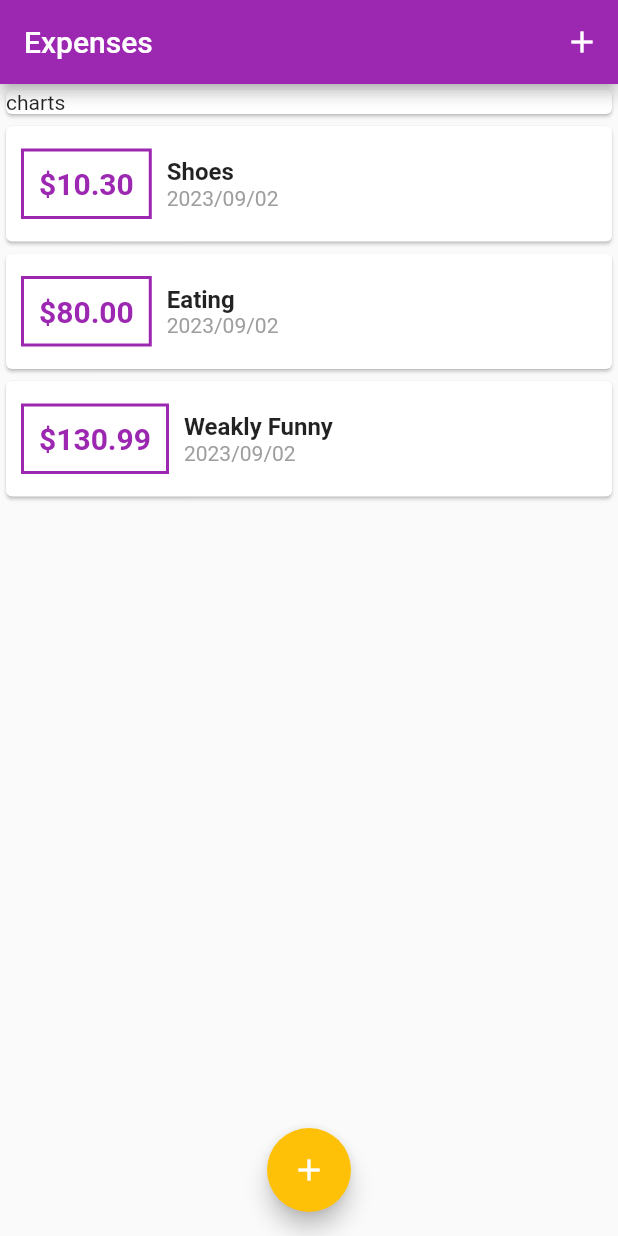
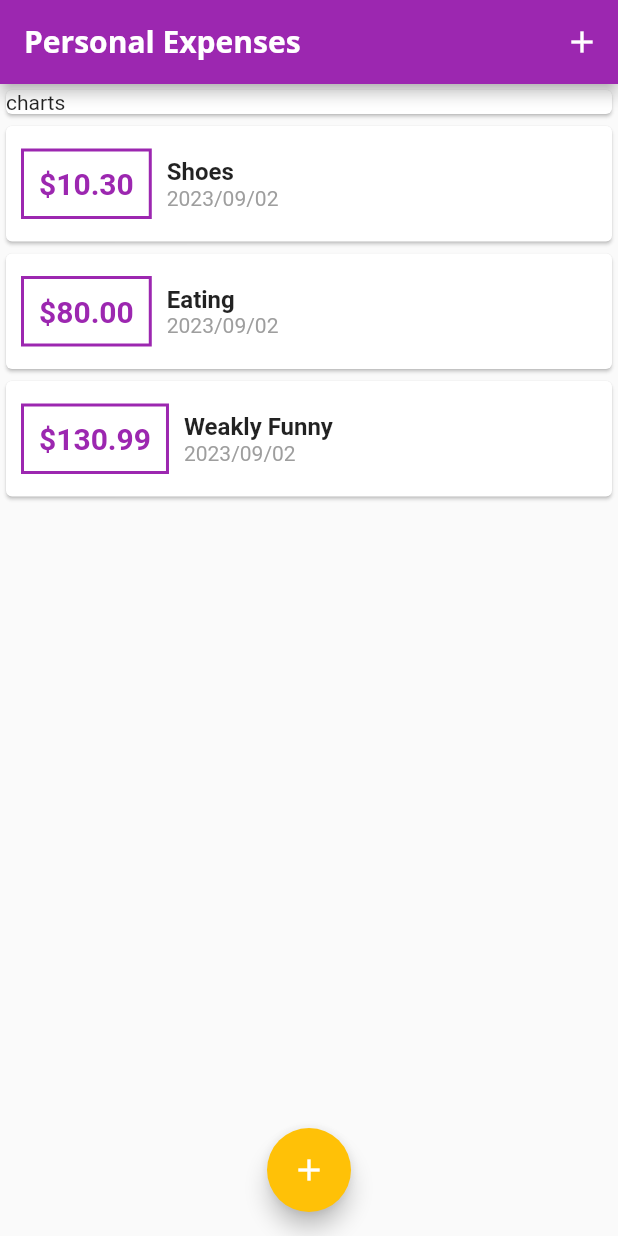
Before and after one commit to kuinfu/flutter-complete-guide, a Flutter app: the screen it shows after launch, on a phone screen of 412 x 824 dp. Run offline on Flutter 3.47's test engine with Material 2 defaults, Android fonts, the phone set to English and light mode, and no system bars.

Commit message:
使用字体主题统一字体

```diff
--- a/personal_expenses/lib/main.dart
+++ b/personal_expenses/lib/main.dart
@@ -21,6 +21,30 @@ class MyApp extends StatelessWidget {
               primary: Colors.purple,
               secondary: Colors.amber,
             ),
+        fontFamily: 'Quicksand',
+        textTheme: ThemeData.light().textTheme.copyWith(
+              titleLarge: TextStyle(
+                fontFamily: 'OpenSans',
+                fontSize: 18,
+                fontWeight: FontWeight.bold,
+              ),
+              titleMedium: TextStyle(
+                fontFamily: 'OpenSans',
+                fontSize: 16,
+                fontWeight: FontWeight.bold,
+              ),
+              titleSmall: TextStyle(
+                fontFamily: 'OpenSans',
+                fontSize: 14,
+                fontWeight: FontWeight.bold,
+              ),
+            ),
+        appBarTheme: AppBarTheme(
+            titleTextStyle: TextStyle(
+          fontFamily: 'OpenSans',
+          fontSize: 20,
+          fontWeight: FontWeight.bold,
+        )),
       ),
       home: MyHomePage(),
     );
@@ -84,7 +108,7 @@ class _MyHomePageState extends State<MyHomePage> {
   Widget build(BuildContext context) {
     return Scaffold(
       appBar: AppBar(
-        title: Text('Expenses'),
+        title: Text('Personal Expenses'),
         actions: [
           IconButton(
             onPressed: () {
```
Also changed, not shown: personal_expenses/pubspec.yaml (+69 -21 lines), personal_expenses/assets/fonts/OpenSans-Bold.ttf (added), personal_expenses/assets/fonts/OpenSans-Italic.ttf (added), personal_expenses/assets/fonts/OpenSans-Regular.ttf (added), personal_expenses/assets/fonts/Quicksand-Bold.ttf (added), personal_expenses/assets/fonts/Quicksand-Light.ttf (added), personal_expenses/assets/fonts/Quicksand-Medium.ttf (added), personal_expenses/assets/fonts/Quicksand-Regular.ttf (added).
